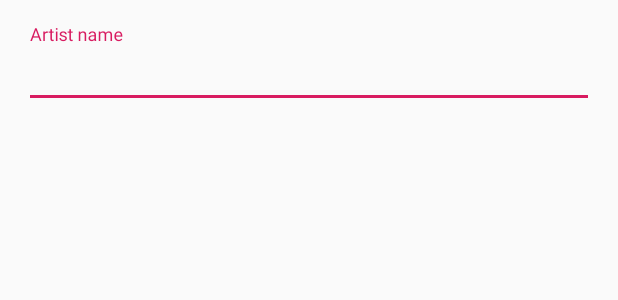
After one commit to ZeusLMT/lyricslover-client, an Android app: the layout dialog_new_artist.xml on its own in the app's theme, with its tools: preview values and no code run, on a phone screen of 412 x 824 dp. The commit adds this screen. Shown: the top 300 px of the screen. Run offline under Robolectric (Android 15) with nearby library versions, the phone set to English and light mode, and no system bars.

Commit message:
Show dialog to create new artist"

```diff
--- /dev/null
+++ b/app/src/main/res/layout/dialog_new_artist.xml
@@ -0,0 +1,20 @@
+<?xml version="1.0" encoding="utf-8"?>
+<android.support.constraint.ConstraintLayout xmlns:android="http://schemas.android.com/apk/res/android"
+                                             xmlns:app="http://schemas.android.com/apk/res-auto"
+                                             android:layout_width="match_parent"
+                                             android:layout_height="wrap_content">
+
+    <android.support.design.widget.TextInputLayout
+            android:layout_width="match_parent"
+            android:layout_height="wrap_content" android:id="@+id/textInputLayout_artistName"
+            android:hint="@string/hint_artist_name" app:layout_constraintStart_toStartOf="parent"
+            app:layout_constraintEnd_toEndOf="parent" app:layout_constraintTop_toTopOf="parent"
+            app:layout_constraintBottom_toBottomOf="parent" android:layout_marginBottom="16dp"
+            android:layout_marginTop="16dp" android:layout_marginStart="16dp" android:layout_marginEnd="16dp">
+
+        <android.support.design.widget.TextInputEditText
+                android:layout_width="match_parent"
+                android:layout_height="wrap_content"
+        />
+    </android.support.design.widget.TextInputLayout>
+</android.support.constraint.ConstraintLayout>
```
Also changed, not shown: app/src/main/java/com/zeuslmt/lyricslover/NewSongActivity/NewSongActivity.kt (+49 -2 lines), app/src/main/java/com/zeuslmt/lyricslover/NewSongActivity/dialogs/NewArtistDialog.kt (added, +73 -0 lines), app/src/main/res/layout/activity_new_song.xml (+9 -7 lines), app/src/main/res/values/strings.xml (+9 -2 lines).
